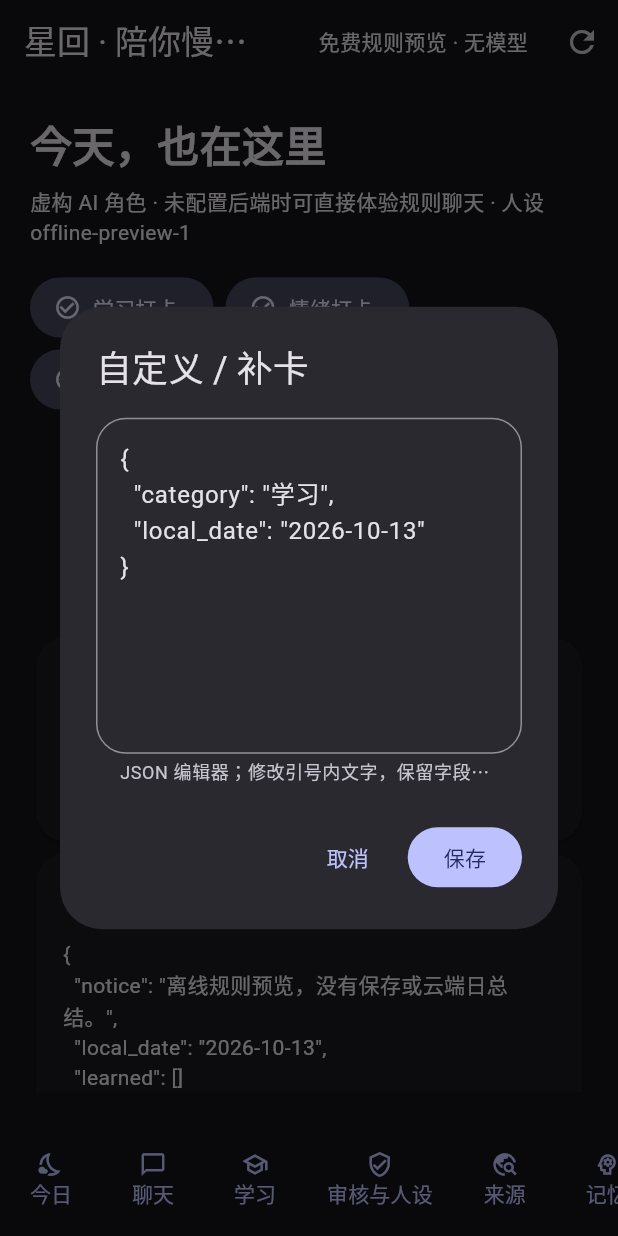
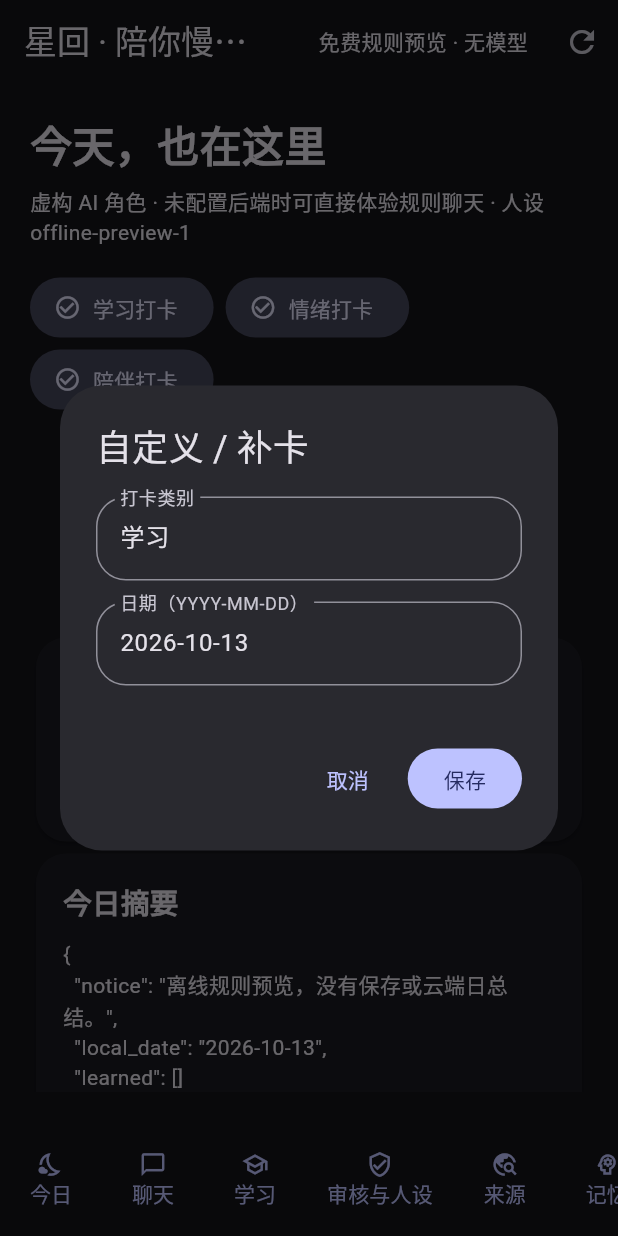
Before and after one commit to Astra-Logiphos/Xavier, a Flutter app: the screen it shows after launch, after a tap on "自定义打卡与补卡", on a phone screen of 412 x 824 dp. Run offline on Flutter 3.47's test engine with Material 3 defaults, Android fonts, the light colour scheme and no system bars; our stand-ins replace file_picker, flutter_secure_storage, shared_preferences.

Commit message:
Polish desktop forms, add Windows startup check and complete evolution safety tests

```diff
--- a/client/flutter_app/lib/main.dart
+++ b/client/flutter_app/lib/main.dart
@@ -9,6 +9,7 @@ import 'package:flutter_secure_storage/flutter_secure_storage.dart';
 import 'package:url_launcher/url_launcher.dart';
 import 'api_client.dart';
 import 'appearance.dart';
+import 'record_editor.dart';
 
 void main() { WidgetsFlutterBinding.ensureInitialized(); runApp(const XinghuiApp()); }
 
@@ -86,19 +87,10 @@ class _XinghuiAppState extends State<XinghuiApp> {
     });
   }
   Future<Map<String, dynamic>?> edit(String title, Map<String, dynamic> initial) async {
-    final controller = TextEditingController(text: const JsonEncoder.withIndent('  ').convert(initial));
-    final result = await showDialog<Map<String, dynamic>>(context: navigatorKey.currentContext!, builder: (ctx) =>
-      AlertDialog(title: Text(title), content: SizedBox(width: 620, child: SingleChildScrollView(
-        child: TextField(controller: controller, minLines: 8, maxLines: 18,
-          decoration: const InputDecoration(helperText: 'JSON 编辑器；修改引号内文字，保留字段与格式')))),
-        actions: [TextButton(onPressed: () => Navigator.pop(ctx), child: const Text('取消')),
-          FilledButton(onPressed: () {
-            try { final parsed = jsonDecode(controller.text) as Map<String, dynamic>;
-              Navigator.pop(ctx, parsed); }
-            catch (_) { notice('JSON 格式不正确'); }
-          }, child: const Text('保存'))]));
-    controller.dispose(); return result;
+    return showDialog<Map<String, dynamic>>(context: navigatorKey.currentContext!,
+      builder: (_) => RecordEditor(title: title, initial: initial));
   }
+
   Future<void> showData(String title, Object data) async {
     await showDialog<void>(context: navigatorKey.currentContext!, builder: (ctx) => AlertDialog(
       title: Text(title), content: SizedBox(width: 720, child: SingleChildScrollView(
@@ -364,7 +356,7 @@ class _XinghuiAppState extends State<XinghuiApp> {
       Text('文字大小 ${appearance.textScale.toStringAsFixed(2)}'),Slider(value:appearance.textScale,min:.85,max:1.4,
         onChanged:(v)=>setState(()=>appearance.textScale=v),onChangeEnd:(_)=>saveAppearance())])),
     TextButton(onPressed:() async { final d=await edit('导入外观配置',appearance.toJson()..remove('backgroundPath'));
-      if(d!=null){final background=appearance.backgroundPath;appearance=Appearance.fromJson(d);appearance.backgroundPath=background;await saveAppearance();}},child:const Text('编辑主题参数 JSON')),
+      if(d!=null){final background=appearance.backgroundPath;appearance=Appearance.fromJson(d);appearance.backgroundPath=background;await saveAppearance();}},child:const Text('编辑主题参数')),
     TextButton(onPressed:()=>exportFile('appearance.json',jsonEncode(appearance.toJson()..remove('backgroundPath'))),child:const Text('导出主题参数'))]);
   Widget preferences() => ListView(children:[heading('设置与隐私','这里填写应用访问令牌，不是模型 API Key。模型 Key 只在后端配置。'),
     TextField(controller:url,decoration:const InputDecoration(labelText:'HTTPS 云端后端地址（留空为规则预览）')),
--- /dev/null
+++ b/client/flutter_app/lib/record_editor.dart
@@ -0,0 +1,106 @@
+import 'package:flutter/material.dart';
+
+/// Field editor for user data. Lists use one item per line, no JSON knowledge needed.
+class RecordEditor extends StatefulWidget {
+  final String title;
+  final Map<String, dynamic> initial;
+  const RecordEditor({super.key, required this.title, required this.initial});
+  @override
+  State<RecordEditor> createState() => _RecordEditorState();
+}
+
+class _RecordEditorState extends State<RecordEditor> {
+  final fields = <String, TextEditingController>{};
+  final switches = <String, bool>{};
+  final selections = <String, String>{};
+  final form = GlobalKey<FormState>();
+  static const labels = {
+    'text':'内容 / 特征', 'content':'需要记住的内容', 'topic':'学习主题',
+    'knowledge_points':'学过的知识点（每行一条）', 'mastered':'已掌握（每行一条）',
+    'unmastered':'未掌握（每行一条）', 'mistakes':'错题（每行一条）',
+    'user_understanding':'自己的理解', 'consent':'我同意保存这条记录',
+    'confidence':'置信度（0–1）', 'kind':'记忆类型', 'layer':'人设层',
+    'source_id':'已批准来源的记录 ID', 'url':'原始 HTTPS 链接', 'title':'标题',
+    'author':'作者', 'published_at':'发布时间（未知可写“未提供”）', 'platform':'来源平台',
+    'content_type':'文字类型', 'source_version':'来源版本（官方资料必填）',
+    'source_type':'来源性质', 'evidence_status':'证据状态',
+    'possible_conflicts':'尚未解决的冲突（每行一条，解决后清空）',
+    'category':'打卡类别', 'local_date':'日期（YYYY-MM-DD）', 'label':'情绪标签',
+    'keywords':'搜索关键词（每行一条）', 'exclude_keywords':'排除关键词（每行一条）',
+    'platforms':'平台（每行一条）', 'left':'左侧人设记录 ID', 'right':'右侧人设记录 ID',
+    'theme':'主题', 'overlay':'背景遮罩（0.4–0.98）', 'radius':'圆角（0–32）',
+    'textScale':'文字大小（0.85–1.4）',
+  };
+  static const options = {
+    'layer':['user_preference','community_evidence','canon_persona','interaction_style'],
+    'kind':['profile_memory','episodic_memory','relationship_memory','learning_memory','user_preference_memory'],
+    'platform':['manual','xiaohongshu','bilibili','public_web'],
+    'source_type':['unverified','official','fan_opinion','unreliable'],
+    'evidence_status':['plausible','confirmed','disputed','rejected'],
+    'label':['neutral','happy','sad','anxious','tired','excited','calm'],
+    'theme':['星夜','月光','暖春'],
+  };
+  static const names = {
+    'user_preference':'我的明确偏好', 'community_evidence':'社区证据',
+    'canon_persona':'官方人设事实', 'interaction_style':'短期互动风格',
+    'profile_memory':'个人喜好与资料', 'episodic_memory':'经历',
+    'relationship_memory':'相处习惯', 'learning_memory':'学习',
+    'user_preference_memory':'用户偏好', 'manual':'手动提供',
+    'xiaohongshu':'小红书', 'bilibili':'Bilibili', 'public_web':'公开网页',
+    'unverified':'未核对', 'official':'官方（需要核对证据）',
+    'fan_opinion':'粉丝观点', 'unreliable':'不可靠',
+    'plausible':'可能成立', 'confirmed':'已确认', 'disputed':'有争议', 'rejected':'已拒绝',
+    'neutral':'中性', 'happy':'开心', 'sad':'难过', 'anxious':'焦虑',
+    'tired':'疲惫', 'excited':'兴奋', 'calm':'平静',
+  };
+  @override
+  void initState() {
+    super.initState();
+    for (final entry in widget.initial.entries) {
+      final value = entry.value;
+      if (value is bool) { switches[entry.key] = value; }
+      else if (options[entry.key]?.contains(value) == true) { selections[entry.key] = value as String; }
+      else { fields[entry.key] = TextEditingController(text: value is List ? value.join('\n') : '${value ?? ''}'); }
+    }
+  }
+  @override
+  void dispose() { for (final c in fields.values) { c.dispose(); } super.dispose(); }
+  void save() {
+    if (!form.currentState!.validate()) return;
+    final result = <String, dynamic>{};
+    for (final entry in widget.initial.entries) {
+      final key = entry.key;
+      if (switches.containsKey(key)) { result[key] = switches[key]; }
+      else if (selections.containsKey(key)) { result[key] = selections[key]; }
+      else {
+        final raw = fields[key]!.text.trim();
+        result[key] = entry.value is List ? raw.split('\n').map((s)=>s.trim()).where((s)=>s.isNotEmpty).toList() :
+          entry.value is num ? num.parse(raw) : raw;
+      }
+    }
+    Navigator.pop(context, result);
+  }
+  @override
+  Widget build(BuildContext context) => AlertDialog(
+    title: Text(widget.title),
+    content: SizedBox(width: 620, child: SingleChildScrollView(child: Form(key: form,
+      child: Column(mainAxisSize: MainAxisSize.min, children: widget.initial.keys.map((key) {
+        final label = labels[key] ?? key;
+        if (switches.containsKey(key)) { return SwitchListTile(title: Text(label),
+          value: switches[key]!, onChanged:(v)=>setState(()=>switches[key]=v)); }
+        if (selections.containsKey(key)) { return Padding(padding:const EdgeInsets.only(bottom:14),
+          child: DropdownButtonFormField<String>(initialValue: selections[key],
+            isExpanded:true, decoration:InputDecoration(labelText:label),
+            items:options[key]!.map((v)=>DropdownMenuItem(value:v,child:Text(names[v]??v))).toList(),
+            onChanged:(v)=>selections[key]=v!)); }
+        final multiline = widget.initial[key] is List || ['content','text','user_understanding'].contains(key);
+        return Padding(padding:const EdgeInsets.only(bottom:14), child:TextFormField(
+          controller:fields[key],minLines:multiline?3:1,maxLines:multiline?7:1,
+          decoration:InputDecoration(labelText:label),
+          keyboardType:widget.initial[key] is num ? const TextInputType.numberWithOptions(decimal:true) : TextInputType.multiline,
+          validator:(v) { if(widget.initial[key] is num && num.tryParse(v??'')==null) return '请输入数字'; return null; }));
+      }).toList())))),
+    actions:[TextButton(onPressed:()=>Navigator.pop(context),child:const Text('取消')),
+      FilledButton(onPressed:save,child:const Text('保存'))],
+  );
+}
```
Also changed, not shown: docs/windows-quickstart.txt (added, +29 -0 lines), 14 other files.
